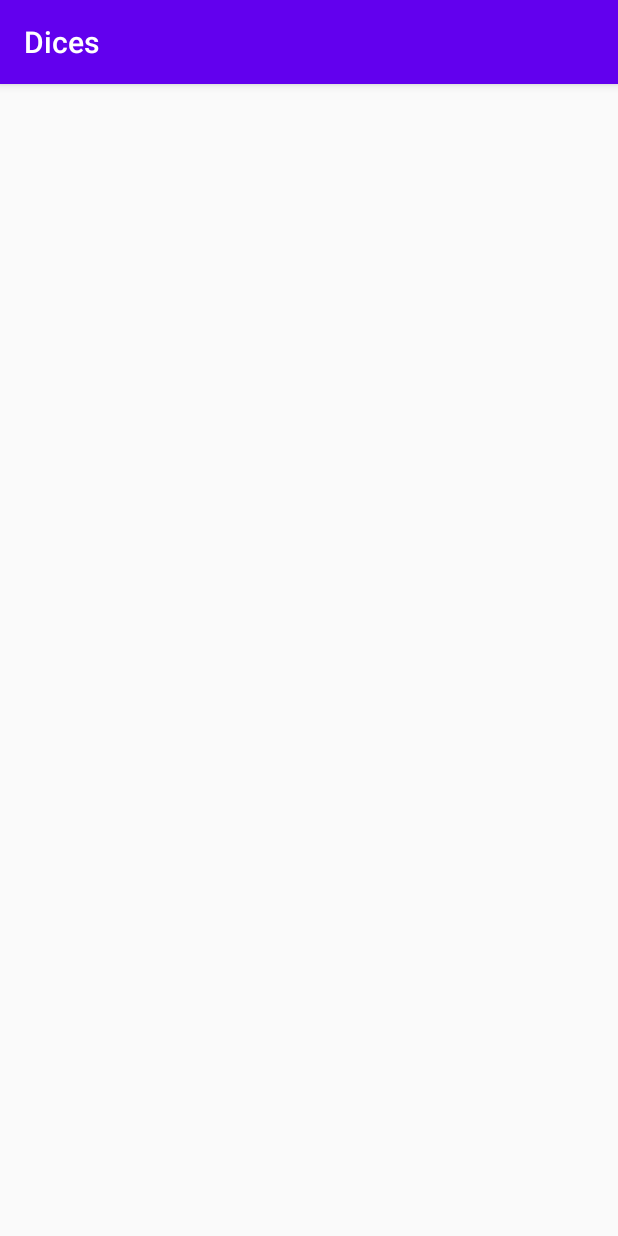
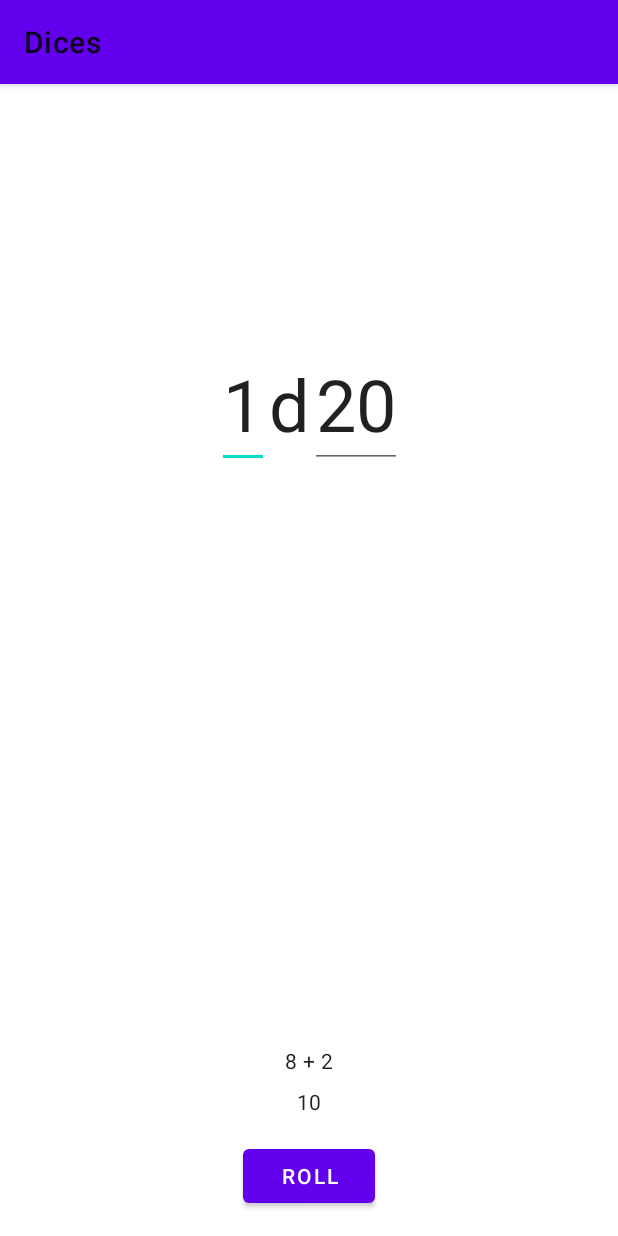
Before and after one commit to GHOSTBEAR/ghostbear-dice-roller, an Android app: the screen it shows after launch (MainActivity), on a phone screen of 412 x 824 dp. Run offline under Robolectric (Android 15) with nearby library versions, the phone set to English and light mode, and no system bars.

Commit message:
🎲 Roll all the dices

```diff
--- a/app/build.gradle
+++ b/app/build.gradle
@@ -30,11 +30,13 @@ android {
 }
 
 dependencies {
+    api 'com.google.android.material:material:1.2.0-alpha05'
     implementation fileTree(dir: 'libs', include: ['*.jar'])
     implementation "org.jetbrains.kotlin:kotlin-stdlib-jdk7:$kotlin_version"
     implementation 'androidx.appcompat:appcompat:1.1.0'
     implementation 'androidx.core:core-ktx:1.2.0'
     implementation 'androidx.constraintlayout:constraintlayout:1.1.3'
+    implementation 'androidx.legacy:legacy-support-v4:1.0.0'
     testImplementation 'junit:junit:4.12'
     androidTestImplementation 'androidx.test.ext:junit:1.1.1'
     androidTestImplementation 'androidx.test.espresso:espresso-core:3.2.0'
--- /dev/null
+++ b/app/src/main/java/me/ghostbear/dices/DiceFragment.kt
@@ -0,0 +1,104 @@
+package me.ghostbear.dices
+
+import android.os.Bundle
+import android.text.Editable
+import android.text.TextWatcher
+import androidx.fragment.app.Fragment
+import android.view.LayoutInflater
+import android.view.View
+import android.view.ViewGroup
+import me.ghostbear.dices.databinding.FragmentDiceBinding
+
+private const val ARG_DICE_FACES = "argDiceFaces"
+
+class DiceFragment : Fragment() {
+    private var diceFaces: Int = 20
+    private var diceCount: Int = 1
+
+    private var _binding: FragmentDiceBinding? = null
+    private val binding get() = _binding!!
+
+    override fun onCreate(savedInstanceState: Bundle?) {
+        super.onCreate(savedInstanceState)
+        arguments?.let {
+            diceFaces = it.getInt(ARG_DICE_FACES)
+        }
+    }
+
+    override fun onCreateView(
+        inflater: LayoutInflater, container: ViewGroup?,
+        savedInstanceState: Bundle?
+    ): View? {
+        _binding = FragmentDiceBinding.inflate(inflater, container, false)
+        val view = binding.root
+        return view
+    }
+
+    override fun onDestroyView() {
+        super.onDestroyView()
+        _binding = null
+    }
+
+    override fun onViewCreated(view: View, savedInstanceState: Bundle?) {
+        super.onViewCreated(view, savedInstanceState)
+        val etDiceFaces = binding.diceFaces
+        etDiceFaces.setText(diceFaces.toString())
+        etDiceFaces.addTextChangedListener(object : TextWatcher {
+
+            override fun afterTextChanged(s: Editable) {}
+
+            override fun beforeTextChanged(
+                s: CharSequence, start: Int,
+                count: Int, after: Int
+            ) {}
+
+            override fun onTextChanged(
+                s: CharSequence, start: Int,
+                before: Int, count: Int
+            ) {
+                if (s.isNotEmpty()) {
+                    diceFaces = s.toString().toInt()
+                }
+            }
+        })
+
+        binding.diceCount.setText("1")
+        binding.diceCount.addTextChangedListener(object : TextWatcher {
+
+            override fun afterTextChanged(s: Editable) {}
+
+            override fun beforeTextChanged(
+                s: CharSequence, start: Int,
+                count: Int, after: Int
+            ) {}
+
+            override fun onTextChanged(
+                s: CharSequence, start: Int,
+                before: Int, count: Int
+            ) {
+                if (s.isNotEmpty()) {
+                    diceCount = s.toString().toInt()
+                }
+            }
+        })
+
+        binding.diceRoll.setOnClickListener {
+
+            val diceArray = Array(diceCount) { i -> (Math.random() * diceFaces).toInt() + 1}
+            binding.diceArray.text = diceArray.joinToString(" + ")
+            binding.diceRolled.text = diceArray.sum().toString()
+        }
+
+    }
+
+    companion object {
+
+        @JvmStatic
+        fun newInstance(faces: Int) =
+            DiceFragment().apply {
+                arguments = Bundle().apply {
+                    putInt(ARG_DICE_FACES, faces)
+                }
+            }
+    }
+}
--- a/app/src/main/java/me/ghostbear/dices/MainActivity.kt
+++ b/app/src/main/java/me/ghostbear/dices/MainActivity.kt
@@ -2,11 +2,21 @@ package me.ghostbear.dices
 
 import androidx.appcompat.app.AppCompatActivity
 import android.os.Bundle
+import me.ghostbear.dices.databinding.ActivityMainBinding
 
 class MainActivity : AppCompatActivity() {
 
     override fun onCreate(savedInstanceState: Bundle?) {
         super.onCreate(savedInstanceState)
-        setContentView(R.layout.activity_main)
+
+        val binding = ActivityMainBinding.inflate(layoutInflater)
+        val view = binding.root
+
+        setContentView(view)
+
+        supportFragmentManager.beginTransaction()
+            .replace(R.id.fragment, DiceFragment.newInstance(20))
+            .addToBackStack(null)
+            .commit()
     }
 }
--- a/app/src/main/res/layout/activity_main.xml
+++ b/app/src/main/res/layout/activity_main.xml
@@ -1,8 +1,7 @@
 <?xml version="1.0" encoding="utf-8"?>
-<fragment xmlns:android="http://schemas.android.com/apk/res/android"
-    xmlns:tools="http://schemas.android.com/tools"
-    android:id="@+id/fragment_container"
+<FrameLayout xmlns:android="http://schemas.android.com/apk/res/android"
+    android:id="@+id/fragment"
+    android:name="me.ghostbear.dices.DiceFragment"
     android:layout_width="match_parent"
     android:layout_height="match_parent"
-    tools:context=".MainActivity"
-    tools:viewBindingIgnore="true" />
+    android:layout_weight="1" />
--- /dev/null
+++ b/app/src/main/res/layout/fragment_dice.xml
@@ -0,0 +1,82 @@
+<?xml version="1.0" encoding="utf-8"?>
+<androidx.constraintlayout.widget.ConstraintLayout xmlns:android="http://schemas.android.com/apk/res/android"
+    xmlns:app="http://schemas.android.com/apk/res-auto"
+    xmlns:tools="http://schemas.android.com/tools"
+    android:layout_width="match_parent"
+    android:layout_height="match_parent"
+    tools:context=".DiceFragment">
+
+    <LinearLayout
+        android:layout_width="wrap_content"
+        android:layout_height="wrap_content"
+        android:orientation="horizontal"
+        app:layout_constraintBottom_toBottomOf="parent"
+        app:layout_constraintEnd_toEndOf="parent"
+        app:layout_constraintStart_toStartOf="parent"
+        app:layout_constraintTop_toTopOf="parent"
+        app:layout_constraintVertical_bias="0.25">
+
+        <EditText
+            android:id="@+id/dice_count"
+            android:layout_width="wrap_content"
+            android:layout_height="wrap_content"
+            android:inputType="number"
+
+            android:text="1"
+            android:textAppearance="@style/TextAppearance.MaterialComponents.Headline5"
+            android:textSize="48sp" />
+
+        <TextView
+            android:id="@+id/prefix"
+            android:layout_width="wrap_content"
+            android:layout_height="wrap_content"
+
+            android:text="d"
+            android:textAppearance="@style/TextAppearance.MaterialComponents.Headline5"
+            android:textSize="48sp" />
+
+        <EditText
+            android:id="@+id/dice_faces"
+            android:layout_width="wrap_content"
+            android:layout_height="wrap_content"
+            android:inputType="number"
+
+            android:text="20"
+            android:textAppearance="@style/TextAppearance.MaterialComponents.Headline5"
+            android:textSize="48sp" />
+    </LinearLayout>
+
+    <TextView
+        android:id="@+id/dice_array"
+        android:layout_width="wrap_content"
+        android:layout_height="wrap_content"
+        android:layout_marginBottom="8dp"
+        android:text="8 + 2"
+        android:textAppearance="@style/TextAppearance.MaterialComponents.Body2"
+        app:layout_constraintBottom_toTopOf="@+id/dice_rolled"
+        app:layout_constraintEnd_toEndOf="parent"
+        app:layout_constraintStart_toStartOf="parent" />
+
+    <TextView
+        android:id="@+id/dice_rolled"
+        android:layout_width="wrap_content"
+        android:layout_height="wrap_content"
+        android:layout_marginBottom="16dp"
+        android:text="10"
+        android:textAppearance="@android:style/TextAppearance.Material.Body1"
+        app:layout_constraintBottom_toTopOf="@+id/dice_roll"
+        app:layout_constraintEnd_toEndOf="parent"
+        app:layout_constraintStart_toStartOf="parent" />
+
+    <com.google.android.material.button.MaterialButton
+        android:id="@+id/dice_roll"
+        style="@style/Widget.MaterialComponents.Button"
+        android:layout_width="wrap_content"
+        android:layout_height="wrap_content"
+        android:layout_marginBottom="16dp"
+        android:text="Roll"
+        app:layout_constraintBottom_toBottomOf="parent"
+        app:layout_constraintEnd_toEndOf="parent"
+        app:layout_constraintStart_toStartOf="parent" />
+
+</androidx.constraintlayout.widget.ConstraintLayout>
--- a/app/src/main/res/values/strings.xml
+++ b/app/src/main/res/values/strings.xml
@@ -1,3 +1,6 @@
 <resources>
     <string name="app_name">Dices</string>
+
+    <!-- TODO: Remove or change this placeholder text -->
+    <string name="hello_blank_fragment">Hello blank fragment</string>
 </resources>
--- a/app/src/main/res/values/styles.xml
+++ b/app/src/main/res/values/styles.xml
@@ -1,7 +1,7 @@
 <resources>
 
     <!-- Base application theme. -->
-    <style name="AppTheme" parent="Theme.AppCompat.Light.DarkActionBar">
+    <style name="AppTheme" parent="Theme.MaterialComponents.DayNight">
         <!-- Customize your theme here. -->
         <item name="colorPrimary">@color/colorPrimary</item>
         <item name="colorPrimaryDark">@color/colorPrimaryDark</item>
```
